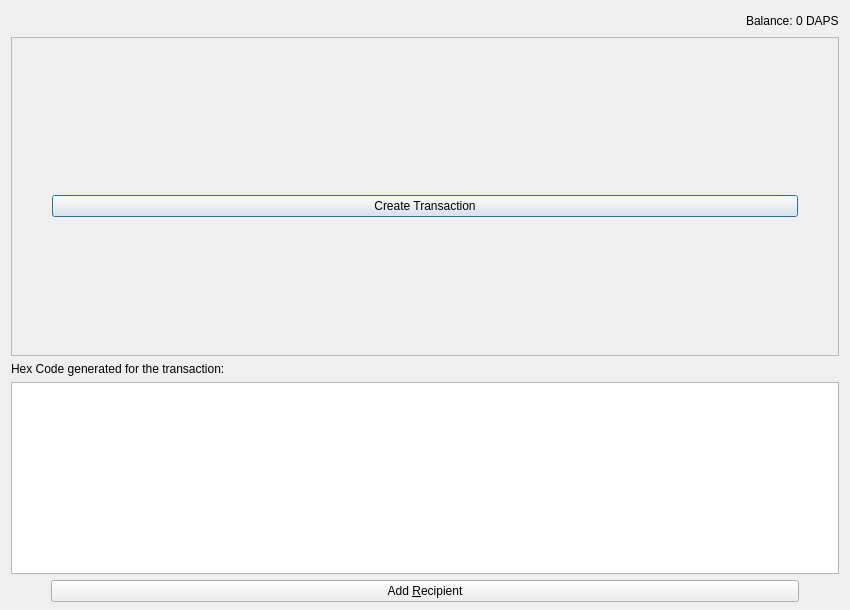
First picture: the form in src/qt/forms/sendcoinsdialog.ui, repository TheArcadiaGroup/DAPS, before the edit.
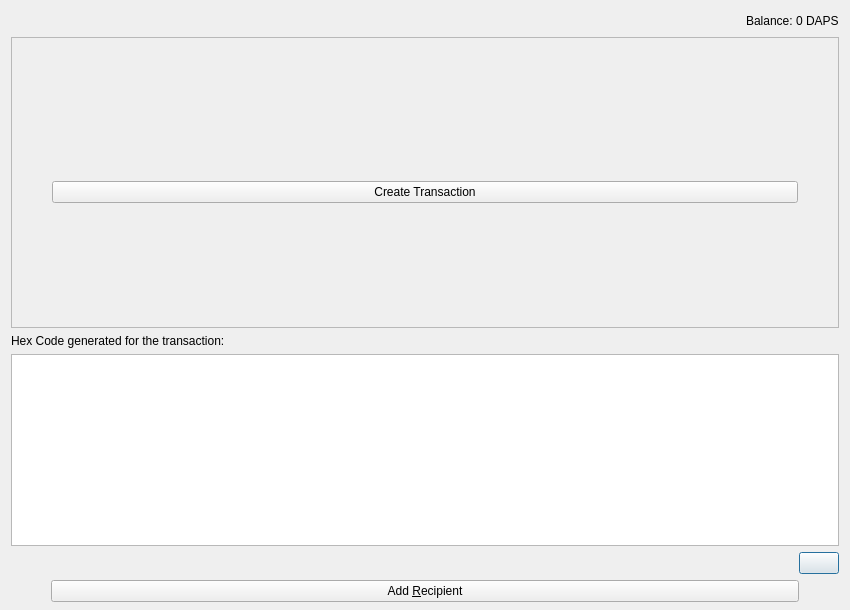
Second picture: the form after the edit. Icons and pictures are not drawn.

Commit message: add copy button to copy hex code of created transaction

What changed in the file:
```diff
--- a/src/qt/forms/sendcoinsdialog.ui
+++ b/src/qt/forms/sendcoinsdialog.ui
@@ -22,7 +22,7 @@
   <property name="sizeGripEnabled">
    <bool>false</bool>
   </property>
-  <layout class="QVBoxLayout" name="verticalLayout" stretch="0,1,0,0,0">
+  <layout class="QVBoxLayout" name="verticalLayout" stretch="0,1,0,0,0,0">
    <property name="bottomMargin">
     <number>8</number>
    </property>
@@ -93,7 +93,7 @@
         <x>0</x>
         <y>0</y>
         <width>824</width>
-        <height>286</height>
+        <height>256</height>
        </rect>
       </property>
       <layout class="QVBoxLayout" name="verticalLayout_2" stretch="0,0,0">
@@ -244,6 +244,22 @@
      </property>
     </widget>
    </item>
+   <item>
+    <widget class="QPushButton" name="copyButton">
+     <property name="sizePolicy">
+      <sizepolicy hsizetype="Fixed" vsizetype="Fixed">
+       <horstretch>0</horstretch>
+       <verstretch>0</verstretch>
+      </sizepolicy>
+     </property>
+     <property name="layoutDirection">
+      <enum>Qt::RightToLeft</enum>
+     </property>
+     <property name="text">
+      <string/>
+     </property>
+    </widget>
+   </item>
    <item>
     <layout class="QHBoxLayout" name="horizontalLayout_3">
      <item>
```
The commit also changes 2 other files.
